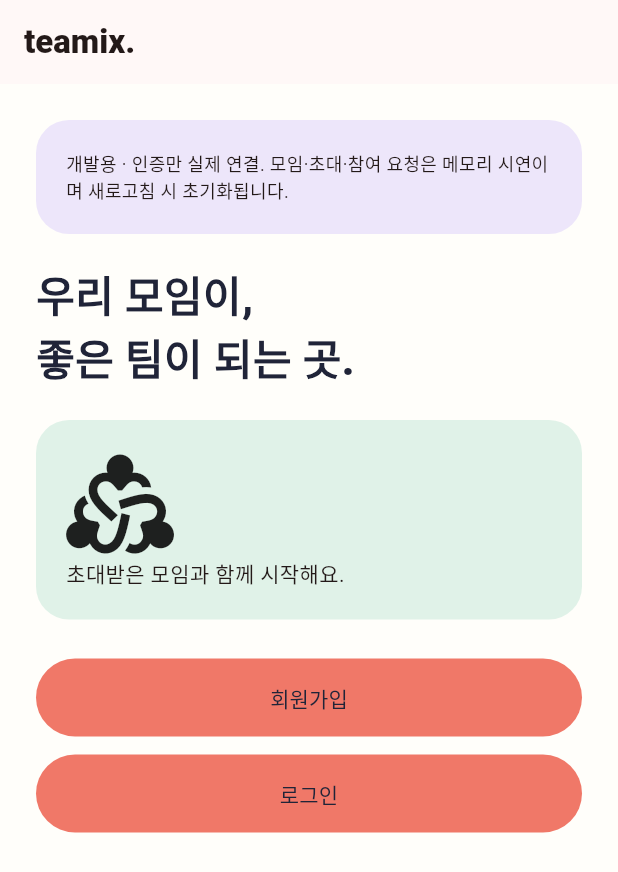
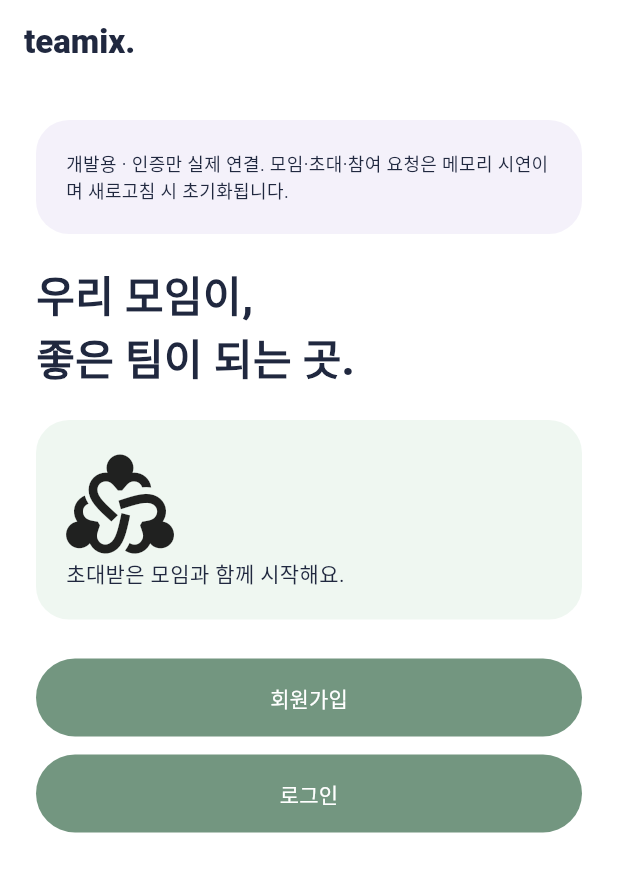
Before and after one commit to lxndfthkh/KHU_AI_CHALLENGE_TEAMIX, a Flutter app: the screen it shows after launch, on a phone screen of 412 x 824 dp. Shown: the top 872 px of the screen. Run offline on Flutter 3.47's test engine with Material 3 defaults, Android fonts, the phone set to English and light mode, and no system bars; our stand-ins replace firebase_auth, firebase_core; accounts and stored records are empty.

Commit message:
feat: connect onboarding to groups home and unify mint-white theme

```diff
--- a/lib/data/demo_group_repository.dart
+++ b/lib/data/demo_group_repository.dart
@@ -1,6 +1,33 @@
 import 'group_repository.dart';
 
 class DemoGroupRepository implements GroupRepository {
+  DemoGroupRepository({bool seedExamples = false}) {
+    if (seedExamples) {
+      _memberships.addAll(exampleMemberships);
+    }
+  }
+
+  static const Map<String, String> exampleMemberships = {
+    '경희 메이커스': 'owner',
+    '주말 산책 모임': 'member',
+    '참여 요청한 모임': 'pending',
+  };
+
+  static const Map<String, List<String>> exampleActivities = {
+    '경희 메이커스': [
+      '작은 아이디어, 함께 만들기',
+      '메이커스 미니 프로젝트',
+    ],
+    '주말 산책 모임': [
+      '느긋하게 걷는 주말',
+      '노을 따라 저녁 산책',
+    ],
+    '참여 요청한 모임': [
+      '함께 시작하는 첫 프로젝트',
+      '아이디어 나누는 저녁',
+    ],
+  };
+
   final Map<String, String> _memberships = <String, String>{};
 
   @override
--- a/lib/onboarding.dart
+++ b/lib/onboarding.dart
@@ -3,6 +3,7 @@ import 'package:firebase_auth/firebase_auth.dart';
 
 import 'data/demo_group_repository.dart';
 import 'data/group_repository.dart';
+import 'screens/my_groups_home.dart';
 import 'screens/onboarding/auth.dart';
 import 'screens/onboarding/create_group.dart';
 import 'screens/onboarding/group_preview.dart';
@@ -15,21 +16,38 @@ import 'widgets/onboarding_widgets.dart';
 
 export 'theme.dart' show ink, coral, mint, butter, lilac;
 
-// Pre-home prototype only: Auth is real; membership and invitation fixtures are not persisted.
+// Auth is real; membership and invitation fixtures are not persisted.
 class TeamixApp extends StatelessWidget {
-  const TeamixApp({super.key});
+  const TeamixApp({
+    super.key,
+    this.demoMode = false,
+    this.showEmpty = false,
+  });
+
+  final bool demoMode;
+  final bool showEmpty;
 
   @override
   Widget build(BuildContext context) => MaterialApp(
     title: 'TEAMIX',
     debugShowCheckedModeBanner: false,
     theme: buildTeamixTheme(),
-    home: const EntryScreen(),
+    home: EntryScreen(
+      demoMode: demoMode,
+      showEmpty: showEmpty,
+    ),
   );
 }
 
 class EntryScreen extends StatefulWidget {
-  const EntryScreen({super.key});
+  const EntryScreen({
+    super.key,
+    this.demoMode = false,
+    this.showEmpty = false,
+  });
+
+  final bool demoMode;
+  final bool showEmpty;
 
   @override
   State<EntryScreen> createState() => _EntryScreenState();
@@ -38,7 +56,7 @@ class EntryScreen extends StatefulWidget {
 class _EntryScreenState extends State<EntryScreen> {
   String page = 'loading', invite = '', group = '', notice = '';
 
-  final GroupRepository groupRepository = DemoGroupRepository();
+  late GroupRepository groupRepository;
 
   final email = TextEditingController(),
       password = TextEditingController(),
@@ -53,6 +71,19 @@ class _EntryScreenState extends State<EntryScreen> {
 
   final categories = <String>{};
 
+  static const onboardingPages = {
+    'loading',
+    'welcome',
+    'terms',
+    'signup',
+    'login',
+    'invite',
+    'preview',
+    'notice',
+    'create',
+    'share',
+  };
+
   User? get currentUser {
     try {
       return FirebaseAuth.instance.currentUser;
@@ -64,7 +95,19 @@ class _EntryScreenState extends State<EntryScreen> {
   @override
   void initState() {
     super.initState();
+
+    groupRepository = DemoGroupRepository(
+      seedExamples: widget.demoMode && !widget.showEmpty,
+    );
+
+    // 시연·홈 테스트는 Firebase 초기화나 인증을 기다리지 않는다.
+    if (widget.demoMode) {
+      page = 'boundary';
+      return;
+    }
+
     invite = Uri.base.queryParameters['invite'] ?? '';
+
     Future.microtask(() async {
       try {
         await FirebaseAuth.instance.authStateChanges().first;
@@ -98,8 +141,9 @@ class _EntryScreenState extends State<EntryScreen> {
     if (mounted) setState(() => page = p);
   }
 
-  void toast(String s) =>
-      ScaffoldMessenger.of(context).showSnackBar(SnackBar(content: Text(s)));
+  void toast(String text) => ScaffoldMessenger.of(context).showSnackBar(
+    SnackBar(content: Text(text)),
+  );
 
   void route() {
     if (invite.isNotEmpty) {
@@ -115,10 +159,10 @@ class _EntryScreenState extends State<EntryScreen> {
   }
 
   void checkInvite() {
-    final v = invite.trim().toUpperCase();
+    final value = invite.trim().toUpperCase();
     group = groupRepository.invitedGroupName;
 
-    if (!groupRepository.isValidInvite(v)) {
+    if (!groupRepository.isValidInvite(value)) {
       notice = '초대가 만료되었거나 올바르지 않아요.';
     } else if (groupRepository.membershipStatus(group) == 'pending') {
       notice = '이미 요청했어요. 운영진 승인을 기다려 주세요.';
@@ -149,14 +193,17 @@ class _EntryScreenState extends State<EntryScreen> {
     }
 
     setState(() => busy = true);
+
     try {
       if (signup) {
-        final r = await FirebaseAuth.instance.createUserWithEmailAndPassword(
+        final result =
+            await FirebaseAuth.instance.createUserWithEmailAndPassword(
           email: email.text.trim(),
           password: password.text,
         );
+
         try {
-          await r.user?.updateDisplayName(nickname.text.trim());
+          await result.user?.updateDisplayName(nickname.text.trim());
         } catch (_) {
           if (mounted) toast('계정은 생성됐지만 닉네임 저장에 실패했어요.');
         }
@@ -202,26 +249,51 @@ class _EntryScreenState extends State<EntryScreen> {
   }
 
   Future<void> signOut() async {
+    if (busy) return;
+    setState(() => busy = true);
+
     try {
+      // 시연용 로그아웃은 실제 Firebase 계정에 영향을 주지 않는다.
+      if (!widget.demoMode) {
         await FirebaseAuth.instance.signOut();
+      }
+
+      if (!mounted) return;
+
       groupRepository.clearMemberships();
+      clearInvite();
       password.clear();
       confirmation.clear();
-      if (mounted) go('welcome');
+      go('welcome');
     } catch (_) {
       if (mounted) toast('로그아웃하지 못했어요.');
+    } finally {
+      if (mounted) setState(() => busy = false);
     }
+  }
+
+  void toggleDemoGroups() {
+    if (!widget.demoMode || busy) return;
+
+    setState(() {
+      groupRepository = DemoGroupRepository(
+        seedExamples: groupRepository.memberships.isEmpty,
+      );
+    });
   }
 
   void termsDetail() => showDialog<void>(
     context: context,
-    builder: (c) => AlertDialog(
+    builder: (dialogContext) => AlertDialog(
       title: const Text('개발용 임시 약관'),
       content: const Text(
         '실제 약관·처리방침 및 동의 이력 저장은 아직 구현되지 않았습니다. 테스트 계정만 사용하세요.',
       ),
       actions: [
-        TextButton(onPressed: () => Navigator.pop(c), child: const Text('닫기')),
+        TextButton(
+          onPressed: () => Navigator.pop(dialogContext),
+          child: const Text('닫기'),
+        ),
       ],
     ),
   );
@@ -250,6 +322,7 @@ class _EntryScreenState extends State<EntryScreen> {
     }
 
     group = name.text.trim();
+
     if (groupRepository.containsGroup(group)) {
       toast('시연에서는 중복 이름 대신 다른 이름을 입력해 주세요.');
       return;
@@ -257,17 +330,6 @@ class _EntryScreenState extends State<EntryScreen> {
 
     groupRepository.createGroup(group);
     go('share');
-  }
-
-  String statusLabel(String status) {
-    switch (status) {
-      case 'pending':
-        return '승인 대기';
-      case 'owner':
-        return '대표자';
-      default:
-        return '정식 멤버';
-    }
   }
 
   List<Widget> body() {
@@ -279,7 +341,6 @@ class _EntryScreenState extends State<EntryScreen> {
           ui.title('teamix.'),
           const Center(child: CircularProgressIndicator()),
         ];
-
       case 'welcome':
         return buildWelcomeContent(
           ui: ui,
@@ -287,23 +348,23 @@ class _EntryScreenState extends State<EntryScreen> {
           onSignup: () => go('terms'),
           onLogin: () => go('login'),
         );
-
       case 'terms':
         return buildTermsContent(
           ui: ui,
           terms: terms,
           privacy: privacy,
-          onAllChanged: (v) => setState(() {
-            terms = v ?? false;
-            privacy = v ?? false;
+          onAllChanged: (value) => setState(() {
+            terms = value ?? false;
+            privacy = value ?? false;
           }),
-          onTermsChanged: (v) => setState(() => terms = v ?? false),
-          onPrivacyChanged: (v) => setState(() => privacy = v ?? false),
+          onTermsChanged: (value) =>
+              setState(() => terms = value ?? false),
+          onPrivacyChanged: (value) =>
+              setState(() => privacy = value ?? false),
           onDetail: termsDetail,
           onNext: () => go('signup'),
           onBack: () => go('welcome'),
         );
-
       case 'signup':
       case 'login':
         final signup = page == 'signup';
@@ -318,7 +379,6 @@ class _EntryScreenState extends State<EntryScreen> {
           onResetPassword: resetPassword,
           onBack: () => go(signup ? 'terms' : 'welcome'),
         );
-
       case 'invite':
         return buildInviteContent(
           ui: ui,
@@ -333,7 +393,6 @@ class _EntryScreenState extends State<EntryScreen> {
             go('boundary');
           },
         );
-
       case 'preview':
         return buildGroupPreviewContent(
           ui: ui,
@@ -349,13 +408,11 @@ class _EntryScreenState extends State<EntryScreen> {
             go('boundary');
           },
         );
-
       case 'notice':
         return [
           ui.panel(butter, [ui.title(notice)]),
           ui.button('다음', () => go('boundary')),
         ];
-
       case 'create':
         return buildCreateGroupContent(
           ui: ui,
@@ -367,58 +424,58 @@ class _EntryScreenState extends State<EntryScreen> {
           onCreate: createGroup,
           onCancel: () => go('boundary'),
         );
-
       case 'share':
         return buildShareInviteContent(
           ui: ui,
           group: group,
           onSkip: () => go('boundary'),
         );
+      default:
+        // 홈은 build()에서 별도 Scaffold로 표시한다.
+        return const <Widget>[];
+    }
+  }
 
-      default:
-        final memberships = groupRepository.memberships;
-        return [
-          ui.title('홈 진입 준비 완료'),
-          const Text('여기는 Mainhome 직전 연결 지점입니다. 홈 화면은 구현 범위에 포함하지 않았습니다.'),
-          ui.panel(memberships.isEmpty ? butter : mint, [
-            Text(
-              memberships.isEmpty
-                  ? '소속·대기 모임 없음 → 빈 Mainhome으로 연결 예정'
-                  : '소속·대기 모임 있음 → Mainhome 목록으로 연결 예정',
-            ),
-            ...memberships.entries.map(
-              (e) => Padding(
-                padding: const EdgeInsets.only(top: 12),
-                child: Text('${e.key} · ${statusLabel(e.value)}'),
-              ),
-            ),
-          ]),
-          ui.button('모임 참가하기', () => go('invite')),
-          ui.button('모임 만들기', () => go('create')),
-        ];
+  void handleBack(bool didPop, Object? result) {
+    if (didPop || busy) return;
+
+    if (widget.demoMode || currentUser != null) {
+      // 시연 로그아웃 후 welcome에서는 홈으로 되돌리지 않는다.
+      if (widget.demoMode &&
+          {'welcome', 'terms', 'signup', 'login'}.contains(page)) {
+        go(page == 'signup' ? 'terms' : 'welcome');
+        return;
+      }
+      clearInvite();
+      go('boundary');
+    } else {
+      go(page == 'signup' ? 'terms' : 'welcome');
     }
   }
 
   @override
-  Widget build(BuildContext context) => PopScope(
-    canPop: false,
-    onPopInvokedWithResult: (didPop, result) {
-      if (didPop || busy) return;
-      if (currentUser == null) {
-        go(page == 'signup' ? 'terms' : 'welcome');
+  Widget build(BuildContext context) {
+    final Widget content;
+
+    if (!onboardingPages.contains(page)) {
+      content = MyGroupsHome(
+        repository: groupRepository,
+        demoMode: widget.demoMode,
+        busy: busy,
+        onCreateGroup: () => go('create'),
+        onJoinGroup: () => go('invite'),
+        onSignOut: signOut,
+        onToggleDemoGroups: toggleDemoGroups,
+      );
     } else {
-        clearInvite();
-        go('boundary');
-      }
-    },
-    child: Scaffold(
+      content = Scaffold(
         appBar: AppBar(
           title: const Text(
             'teamix.',
             style: TextStyle(fontWeight: FontWeight.w900),
           ),
           actions: [
-          if (currentUser != null)
+            if (!widget.demoMode && currentUser != null)
               IconButton(
                 tooltip: '로그아웃',
                 icon: const Icon(Icons.logout),
@@ -446,6 +503,13 @@ class _EntryScreenState extends State<EntryScreen> {
             ),
           ),
         ),
-    ),
       );
     }
+
+    return PopScope(
+      canPop: false,
+      onPopInvokedWithResult: handleBack,
+      child: content,
+    );
+  }
+}
--- a/lib/theme.dart
+++ b/lib/theme.dart
@@ -1,20 +1,58 @@
 import 'package:flutter/material.dart';
 
-const ink = Color(0xFF202438),
-    coral = Color(0xFFF07868),
-    mint = Color(0xFFE0F2E8),
-    butter = Color(0xFFFFF0BF),
-    lilac = Color(0xFFEDE6FA);
+const ink = Color(0xFF20283F);
+const coral = Color(0xFFF07868);
+const mint = Color(0xFFEFF7F1);
+const butter = Color(0xFFFFF4E8);
+const lilac = Color(0xFFF4F1FA);
+
+const teamixPrimary = Color(0xFF739680);
+const teamixBackground = Colors.white;
+const teamixLogoAccent = Color(0xFFFF5949);
+
+const teamixPeachAccent = Color(0xFFAD886A);
+const teamixPurpleAccent = Color(0xFF897B9A);
+
+const teamixAddBackground = Color(0xFFFFF0ED);
+const teamixAddForeground = Color(0xFFEC7569);
+const teamixAccountBackground = Color(0xFFEAF4ED);
+
+const teamixCardBorder = Color(0xFFEFF0F3);
+const teamixEmptyBackground = Color(0xFFF4F8F4);
+const teamixEmptyBorder = Color(0xFFDFE6E0);
+const teamixEmptyIconBackground = Color(0xFFE6F0E7);
+const teamixEmptyIcon = Color(0xFF87A28B);
+const teamixEmptyTitle = Color(0xFF414B44);
+const teamixEmptyBody = Color(0xFF87918A);
+
+const teamixActionBackground = Color(0xFFF6F7F8);
+const teamixActionForeground = Color(0xFF727A8B);
+const teamixMuted = Color(0xFF9399A5);
+const teamixRequestForeground = Color(0xFF756583);
 
 ThemeData buildTeamixTheme() => ThemeData(
   useMaterial3: true,
-  scaffoldBackgroundColor: const Color(0xFFFFFEFA),
-  colorScheme: ColorScheme.fromSeed(seedColor: coral)
-      .copyWith(primary: coral, onPrimary: ink),
+  scaffoldBackgroundColor: teamixBackground,
+  colorScheme: ColorScheme.fromSeed(seedColor: teamixPrimary).copyWith(
+    primary: teamixPrimary,
+    onPrimary: Colors.white,
+    surface: teamixBackground,
+    onSurface: ink,
+  ),
+  fontFamilyFallback: const ['Pretendard', 'Noto Sans KR', 'sans-serif'],
+  appBarTheme: const AppBarTheme(
+    backgroundColor: teamixBackground,
+    foregroundColor: ink,
+    surfaceTintColor: Colors.transparent,
+  ),
   inputDecorationTheme: InputDecorationTheme(
-    border: OutlineInputBorder(borderRadius: BorderRadius.circular(14)),
+    border: OutlineInputBorder(
+      borderRadius: BorderRadius.circular(14),
+    ),
   ),
   filledButtonTheme: FilledButtonThemeData(
-    style: FilledButton.styleFrom(minimumSize: const Size(double.infinity, 52)),
+    style: FilledButton.styleFrom(
+      minimumSize: const Size(double.infinity, 52),
+    ),
   ),
 );
```
Also changed, not shown: lib/main.dart (+8 -12 lines), lib/screens/group_home.dart (+48 -30 lines), lib/screens/my_groups_home.dart (+180 -86 lines). Lines whose indentation alone changed are shown as unchanged.
